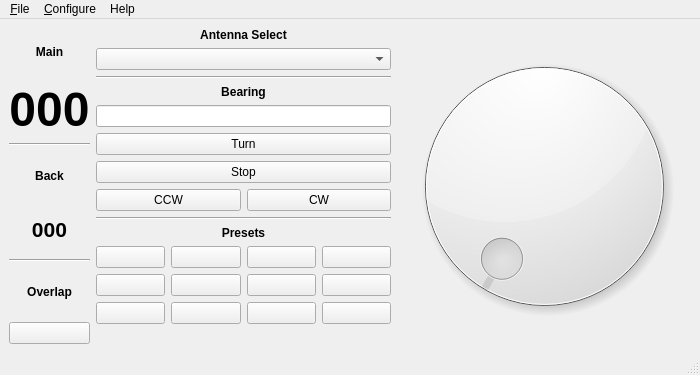
First picture: the form in mqt/MqtRotator/rotatormainwindow.ui, repository zsteva/backup-minos2, before the edit.
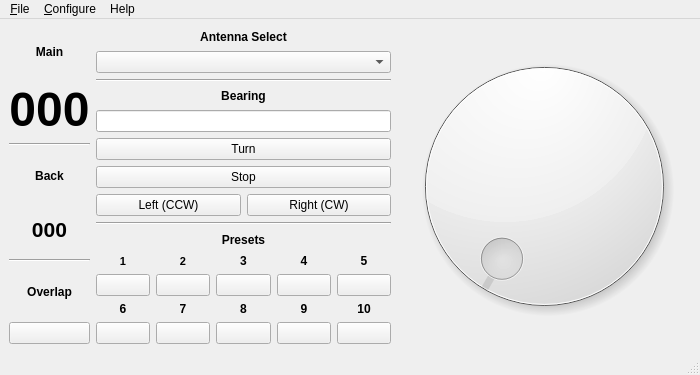
Second picture: the form after the edit. Custom widgets are drawn as their Qt base class.

Patch:
```diff
--- a/mqt/MqtRotator/rotatormainwindow.ui
+++ b/mqt/MqtRotator/rotatormainwindow.ui
@@ -19,7 +19,7 @@
   <property name="minimumSize">
    <size>
     <width>700</width>
-    <height>375</height>
+    <height>360</height>
    </size>
   </property>
   <property name="windowTitle">
@@ -213,14 +213,20 @@
         <item>
          <widget class="QPushButton" name="rot_left_button">
           <property name="text">
-           <string>CCW</string>
+           <string>Left (CCW)</string>
+          </property>
+          <property name="checkable">
+           <bool>true</bool>
           </property>
          </widget>
         </item>
         <item>
          <widget class="QPushButton" name="rot_right_button">
           <property name="text">
-           <string>CW</string>
+           <string>Right (CW)</string>
+          </property>
+          <property name="checkable">
+           <bool>true</bool>
           </property>
          </widget>
         </item>
@@ -251,105 +257,270 @@
       </item>
       <item>
        <layout class="QGridLayout" name="gridLayout">
-        <item row="2" column="0">
-         <widget class="QPushButton" name="presetButton4">
-          <property name="text">
-           <string/>
-          </property>
-         </widget>
-        </item>
-        <item row="0" column="2">
+        <item row="1" column="2">
          <widget class="QPushButton" name="presetButton3">
           <property name="text">
            <string/>
           </property>
          </widget>
         </item>
-        <item row="2" column="1">
-         <widget class="QPushButton" name="presetButton6">
-          <property name="text">
-           <string/>
-          </property>
-         </widget>
-        </item>
-        <item row="0" column="0">
+        <item row="1" column="0">
          <widget class="QPushButton" name="presetButton1">
           <property name="text">
            <string/>
           </property>
          </widget>
         </item>
-        <item row="2" column="2">
-         <widget class="QPushButton" name="presetButton7">
+        <item row="1" column="3">
+         <widget class="QPushButton" name="presetButton4">
           <property name="text">
            <string/>
           </property>
          </widget>
         </item>
-        <item row="2" column="3">
-         <widget class="QPushButton" name="presetButton8">
-          <property name="text">
-           <string/>
-          </property>
-         </widget>
-        </item>
-        <item row="0" column="1">
+        <item row="1" column="1">
          <widget class="QPushButton" name="presetButton2">
           <property name="text">
            <string/>
           </property>
          </widget>
         </item>
-        <item row="0" column="3">
-         <widget class="QPushButton" name="presetButton5">
-          <property name="text">
-           <string/>
-          </property>
-         </widget>
-        </item>
         <item row="3" column="0">
-         <widget class="QPushButton" name="presetButton9">
+         <widget class="QPushButton" name="presetButton6">
           <property name="text">
            <string/>
           </property>
          </widget>
         </item>
         <item row="3" column="1">
-         <widget class="QPushButton" name="presetButton10">
-          <property name="text">
-           <string/>
-          </property>
-         </widget>
-        </item>
-        <item row="3" column="2">
-         <widget class="QPushButton" name="pushButton">
+         <widget class="QPushButton" name="presetButton7">
           <property name="text">
            <string/>
           </property>
          </widget>
         </item>
         <item row="3" column="3">
-         <widget class="QPushButton" name="pushButton_2">
+         <widget class="QPushButton" name="presetButton9">
           <property name="text">
            <string/>
           </property>
          </widget>
         </item>
+        <item row="3" column="2">
+         <widget class="QPushButton" name="presetButton8">
+          <property name="text">
+           <string/>
+          </property>
+         </widget>
+        </item>
+        <item row="3" column="4">
+         <widget class="QPushButton" name="presetButton10">
+          <property name="text">
+           <string/>
+          </property>
+         </widget>
+        </item>
+        <item row="1" column="4">
+         <widget class="QPushButton" name="presetButton5">
+          <property name="text">
+           <string/>
+          </property>
+         </widget>
+        </item>
+        <item row="0" column="0">
+         <widget class="QLabel" name="label_2">
+          <property name="font">
+           <font>
+            <pointsize>8</pointsize>
+            <weight>75</weight>
+            <bold>true</bold>
+           </font>
+          </property>
+          <property name="layoutDirection">
+           <enum>Qt::LeftToRight</enum>
+          </property>
+          <property name="text">
+           <string>1</string>
+          </property>
+          <property name="alignment">
+           <set>Qt::AlignCenter</set>
+          </property>
+         </widget>
+        </item>
+        <item row="0" column="1">
+         <widget class="QLabel" name="label_3">
+          <property name="font">
+           <font>
+            <pointsize>8</pointsize>
+            <weight>75</weight>
+            <bold>true</bold>
+           </font>
+          </property>
+          <property name="layoutDirection">
+           <enum>Qt::LeftToRight</enum>
+          </property>
+          <property name="text">
+           <string>2</string>
+          </property>
+          <property name="alignment">
+           <set>Qt::AlignCenter</set>
+          </property>
+         </widget>
+        </item>
+        <item row="0" column="2">
+         <widget class="QLabel" name="label_6">
+          <property name="font">
+           <font>
+            <weight>75</weight>
+            <bold>true</bold>
+           </font>
+          </property>
+          <property name="layoutDirection">
+           <enum>Qt::LeftToRight</enum>
+          </property>
+          <property name="text">
+           <string>3</string>
+          </property>
+          <property name="alignment">
+           <set>Qt::AlignCenter</set>
+          </property>
+         </widget>
+        </item>
+        <item row="0" column="3">
+         <widget class="QLabel" name="label_7">
+          <property name="font">
+           <font>
+            <weight>75</weight>
+            <bold>true</bold>
+           </font>
+          </property>
+          <property name="layoutDirection">
+           <enum>Qt::LeftToRight</enum>
+          </property>
+          <property name="text">
+           <string>4</string>
+          </property>
+          <property name="alignment">
+           <set>Qt::AlignCenter</set>
+          </property>
+         </widget>
+        </item>
+        <item row="0" column="4">
+         <widget class="QLabel" name="label_8">
+          <property name="font">
+           <font>
+            <weight>75</weight>
+            <bold>true</bold>
+           </font>
+          </property>
+          <property name="layoutDirection">
+           <enum>Qt::LeftToRight</enum>
+          </property>
+          <property name="text">
+           <string>5</string>
+          </property>
+          <property name="alignment">
+           <set>Qt::AlignCenter</set>
+          </property>
+         </widget>
+        </item>
+        <item row="2" column="0">
+         <widget class="QLabel" name="label_9">
+          <property name="font">
+           <font>
+            <weight>75</weight>
+            <bold>true</bold>
+           </font>
+          </property>
+          <property name="layoutDirection">
+           <enum>Qt::LeftToRight</enum>
+          </property>
+          <property name="text">
+           <string>6</string>
+          </property>
+          <property name="alignment">
+           <set>Qt::AlignCenter</set>
+          </property>
+         </widget>
+        </item>
+        <item row="2" column="1">
+         <widget class="QLabel" name="label_10">
+          <property name="font">
+           <font>
+            <weight>75</weight>
+            <bold>true</bold>
+           </font>
+          </property>
+          <property name="layoutDirection">
+           <enum>Qt::LeftToRight</enum>
+          </property>
+          <property name="text">
+           <string>7</string>
+          </property>
+          <property name="alignment">
+           <set>Qt::AlignCenter</set>
+          </property>
+         </widget>
+        </item>
+        <item row="2" column="2">
+         <widget class="QLabel" name="label_11">
+          <property name="font">
+           <font>
+            <weight>75</weight>
+            <bold>true</bold>
+           </font>
+          </property>
+          <property name="layoutDirection">
+           <enum>Qt::LeftToRight</enum>
+          </property>
+          <property name="text">
+           <string>8</string>
+          </property>
+          <property name="alignment">
+           <set>Qt::AlignCenter</set>
+          </property>
+         </widget>
+        </item>
+        <item row="2" column="3">
+         <widget class="QLabel" name="label_12">
+          <property name="font">
+           <font>
+            <weight>75</weight>
+            <bold>true</bold>
+           </font>
+          </property>
+          <property name="layoutDirection">
+           <enum>Qt::LeftToRight</enum>
+          </property>
+          <property name="text">
+           <string>9</string>
+          </property>
+          <property name="alignment">
+           <set>Qt::AlignCenter</set>
+          </property>
+         </widget>
+        </item>
+        <item row="2" column="4">
+         <widget class="QLabel" name="label_13">
+          <property name="font">
+           <font>
+            <weight>75</weight>
+            <bold>true</bold>
+           </font>
+          </property>
+          <property name="layoutDirection">
+           <enum>Qt::LeftToRight</enum>
+          </property>
+          <property name="text">
+           <string>10</string>
+          </property>
+          <property name="alignment">
+           <set>Qt::AlignCenter</set>
+          </property>
+         </widget>
+        </item>
        </layout>
       </item>
-      <item>
-       <spacer name="verticalSpacer_2">
-        <property name="orientation">
-         <enum>Qt::Vertical</enum>
-        </property>
-        <property name="sizeHint" stdset="0">
-         <size>
-          <width>20</width>
-          <height>40</height>
-         </size>
-        </property>
-       </spacer>
-      </item>
      </layout>
     </item>
     <item>
```
